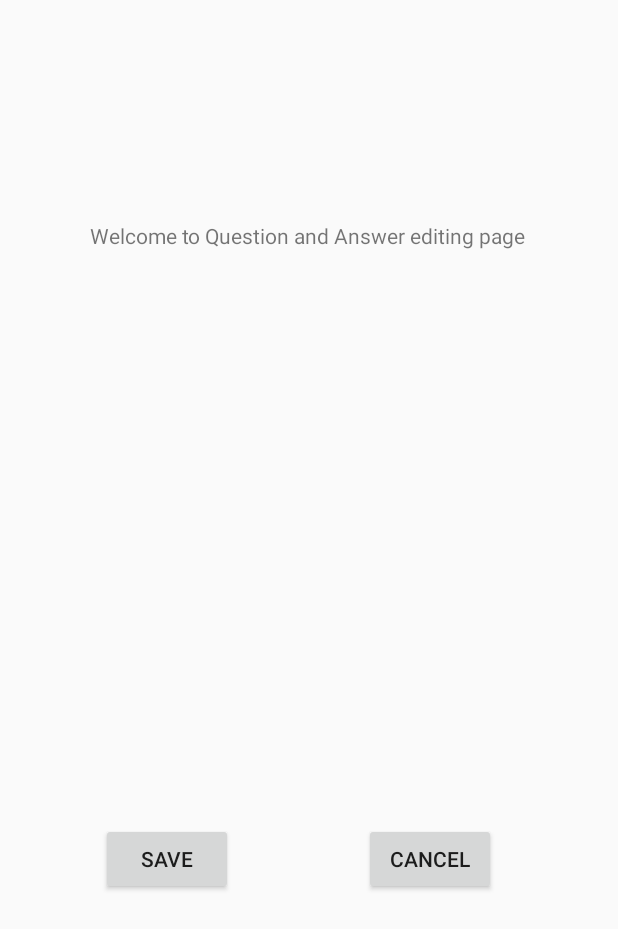
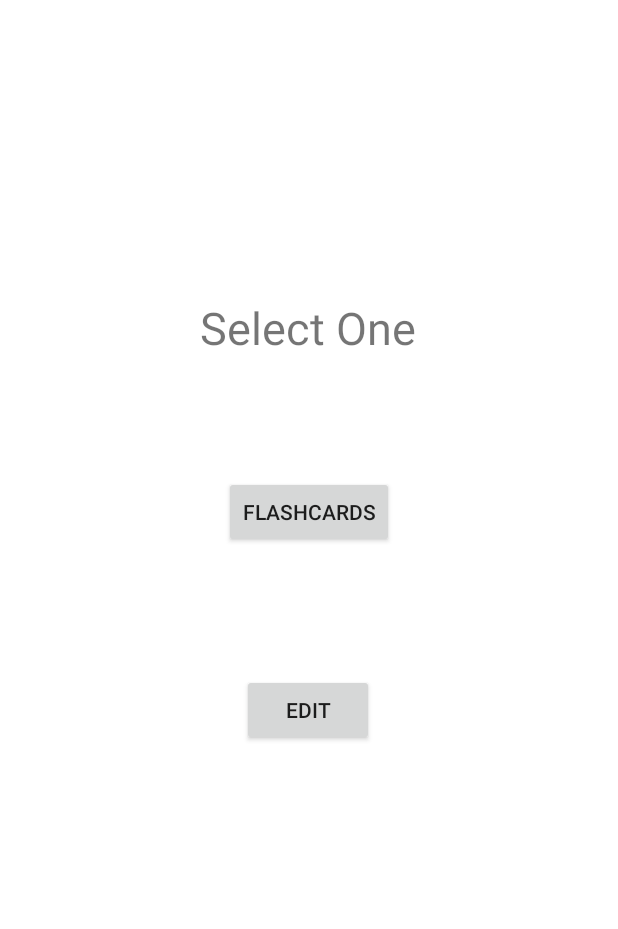
Before and after one commit to danielreyes2873/CST_438_Project_03, an Android app: the layout activity_option_popup.xml on its own in the app's theme, with its tools: preview values and no code run, on a phone screen of 412 x 824 dp. Shown: the top 929 px of the screen. Run offline under Robolectric (Android 15) with nearby library versions, the phone set to English and light mode, and no system bars.

Commit message:
Updated Existing files
I added to things to multiple pages and created a popup.

```diff
--- a/frontend/app/src/main/java/com/example/cst_438_project_03/EditQuizNameDescriptionActivity.java
+++ b/frontend/app/src/main/java/com/example/cst_438_project_03/EditQuizNameDescriptionActivity.java
@@ -25,14 +25,14 @@ public class EditQuizNameDescriptionActivity extends AppCompatActivity {
         saveQuizNameDesc.setOnClickListener(new View.OnClickListener(){
             @Override
             public void onClick(View view) {
-                Toast.makeText(getApplicationContext(),"Information Updated! select Cancel to exit...",Toast.LENGTH_LONG).show();
+                Toast.makeText(getApplicationContext(),"Information Will be Updated Soon! select Cancel to exit...",Toast.LENGTH_LONG).show();
             }
         });
 
         cancelBtn2.setOnClickListener(new View.OnClickListener(){
             @Override
             public void onClick(View view) {
-                Intent intent = new Intent(EditQuizNameDescriptionActivity.this, TempPageActivity.class);
+                Intent intent = new Intent(EditQuizNameDescriptionActivity.this, ViewQuiz.class);
                 startActivity(intent);
             }
         });
--- a/frontend/app/src/main/java/com/example/cst_438_project_03/Login.java
+++ b/frontend/app/src/main/java/com/example/cst_438_project_03/Login.java
@@ -61,6 +61,8 @@ public class Login extends AppCompatActivity implements View.OnClickListener {
                             Intent j = new Intent(Login.this, UserViewProfileActivity.class);
                             j.putExtra("userName", userName);
                             j.putExtra("password", password);
+                            j.putExtra("fistName", user.getFirstname());
+                            j.putExtra("lastName", user.getLastname());
                             startActivity(j);
                         }
                     }
--- a/frontend/app/src/main/java/com/example/cst_438_project_03/Users.java
+++ b/frontend/app/src/main/java/com/example/cst_438_project_03/Users.java
@@ -23,4 +23,8 @@ public class Users {
     public String getPassword() {
         return password;
     }
+
+    public String getFirstname(){return firstname;}
+
+    public String getLastname() {return lastname;}
 }
--- a/frontend/app/src/main/java/com/example/cst_438_project_03/ViewQuiz.java
+++ b/frontend/app/src/main/java/com/example/cst_438_project_03/ViewQuiz.java
@@ -38,7 +38,6 @@ public class ViewQuiz extends  AppCompatActivity{
 
         QuizTimeApi quizTimeApi = retrofit.create(QuizTimeApi.class);
         getQuizzes(quizTimeApi);
-
     }
 
     private void getQuizzes(QuizTimeApi quizTimeApi) {
@@ -64,7 +63,7 @@ public class ViewQuiz extends  AppCompatActivity{
                     quizlist.setOnClickListener(new View.OnClickListener() {
                         @Override
                         public void onClick(View view) {
-                            Intent intent = new Intent(ViewQuiz.this, Flashcards.class);
+                            Intent intent = new Intent(ViewQuiz.this, optionPopup.class);
                             startActivity(intent);
                         }
                     });
--- a/frontend/app/src/main/res/layout/activity_login.xml
+++ b/frontend/app/src/main/res/layout/activity_login.xml
@@ -11,7 +11,7 @@
     <TextView
         android:layout_width="wrap_content"
         android:layout_height="wrap_content"
-        android:text="Create Account"
+        android:text="Login"
         app:layout_constraintBottom_toBottomOf="parent"
         app:layout_constraintLeft_toLeftOf="parent"
         app:layout_constraintRight_toRightOf="parent"
--- a/frontend/app/src/main/res/layout/activity_edit_answer_question.xml
+++ b/frontend/app/src/main/res/layout/activity_option_popup.xml
@@ -4,41 +4,42 @@
     xmlns:tools="http://schemas.android.com/tools"
     android:layout_width="match_parent"
     android:layout_height="match_parent"
-    tools:context=".EditAnswerQuestionActivity">
+    android:background="#FFFFFF"
+    tools:context=".optionPopup">
 
     <TextView
-        android:id="@+id/textView3"
+        android:id="@+id/textView10"
         android:layout_width="wrap_content"
         android:layout_height="wrap_content"
-        android:text="Welcome to Question and Answer editing page"
+        android:text="Select One"
+        android:textSize="30sp"
         app:layout_constraintBottom_toBottomOf="parent"
         app:layout_constraintEnd_toEndOf="parent"
-        app:layout_constraintHorizontal_bias="0.495"
+        app:layout_constraintHorizontal_bias="0.498"
         app:layout_constraintStart_toStartOf="parent"
         app:layout_constraintTop_toTopOf="parent"
-        app:layout_constraintVertical_bias="0.183" />
+        app:layout_constraintVertical_bias="0.253" />
 
     <Button
-        android:id="@+id/editAnsQueSave"
+        android:id="@+id/tBtn"
         android:layout_width="wrap_content"
         android:layout_height="wrap_content"
-        android:text="Save"
+        android:text="Edit"
         app:layout_constraintBottom_toBottomOf="parent"
         app:layout_constraintEnd_toEndOf="parent"
-        app:layout_constraintHorizontal_bias="0.207"
+        app:layout_constraintHorizontal_bias="0.498"
         app:layout_constraintStart_toStartOf="parent"
         app:layout_constraintTop_toTopOf="parent"
-        app:layout_constraintVertical_bias="0.707" />
+        app:layout_constraintVertical_bias="0.579" />
 
     <Button
-        android:id="@+id/cancelBtn"
+        android:id="@+id/fcBtn"
         android:layout_width="wrap_content"
         android:layout_height="wrap_content"
-        android:text="Cancel"
+        android:text="Flashcards"
         app:layout_constraintBottom_toBottomOf="parent"
         app:layout_constraintEnd_toEndOf="parent"
-        app:layout_constraintHorizontal_bias="0.748"
         app:layout_constraintStart_toStartOf="parent"
         app:layout_constraintTop_toTopOf="parent"
-        app:layout_constraintVertical_bias="0.707" />
+        app:layout_constraintVertical_bias="0.409" />
 </androidx.constraintlayout.widget.ConstraintLayout>
--- /dev/null
+++ b/frontend/app/src/main/res/values/styles.xml
@@ -0,0 +1,18 @@
+<?xml version="1.0" encoding="utf-8"?>
+<resources>
+
+<!--    <style name="AppTheme_CustomTheme">-->
+<!--        <item name="android:windowTranslucentNavigation">true</item>-->
+<!--        <item name="android:windowCloseOnTouchOutside">true</item>-->
+<!--    </style>-->
+
+    <style name="AppTheme" parent="Theme.AppCompat.Light.DarkActionBar">
+        <!-- Customize your theme here. -->
+    </style>
+
+    <style name="AppTheme.CustomTheme" >
+        <item name="android:windowIsTranslucent">true</item>
+        <item name="android:windowCloseOnTouchOutside">true</item>
+    </style>
+
+</resources>
```
Also changed, not shown: frontend/app/src/main/AndroidManifest.xml (+6 -1 lines), frontend/app/src/main/java/com/example/cst_438_project_03/MainActivity.java (+8 -0 lines), frontend/app/src/main/java/com/example/cst_438_project_03/TempPageActivity.java (+15 -23 lines), frontend/app/src/main/java/com/example/cst_438_project_03/UserViewProfileActivity.java (+25 -0 lines), frontend/app/src/main/java/com/example/cst_438_project_03/optionPopup.java (added, +50 -0 lines), frontend/app/src/main/res/layout/activity_main.xml (+19 -13 lines), frontend/app/src/main/res/layout/activity_temp_page.xml (+0 -10 lines), frontend/app/src/main/res/layout/activity_view_quiz.xml (+12 -9 lines), frontend/app/src/main/res/drawable/main_page.jpg (added).
